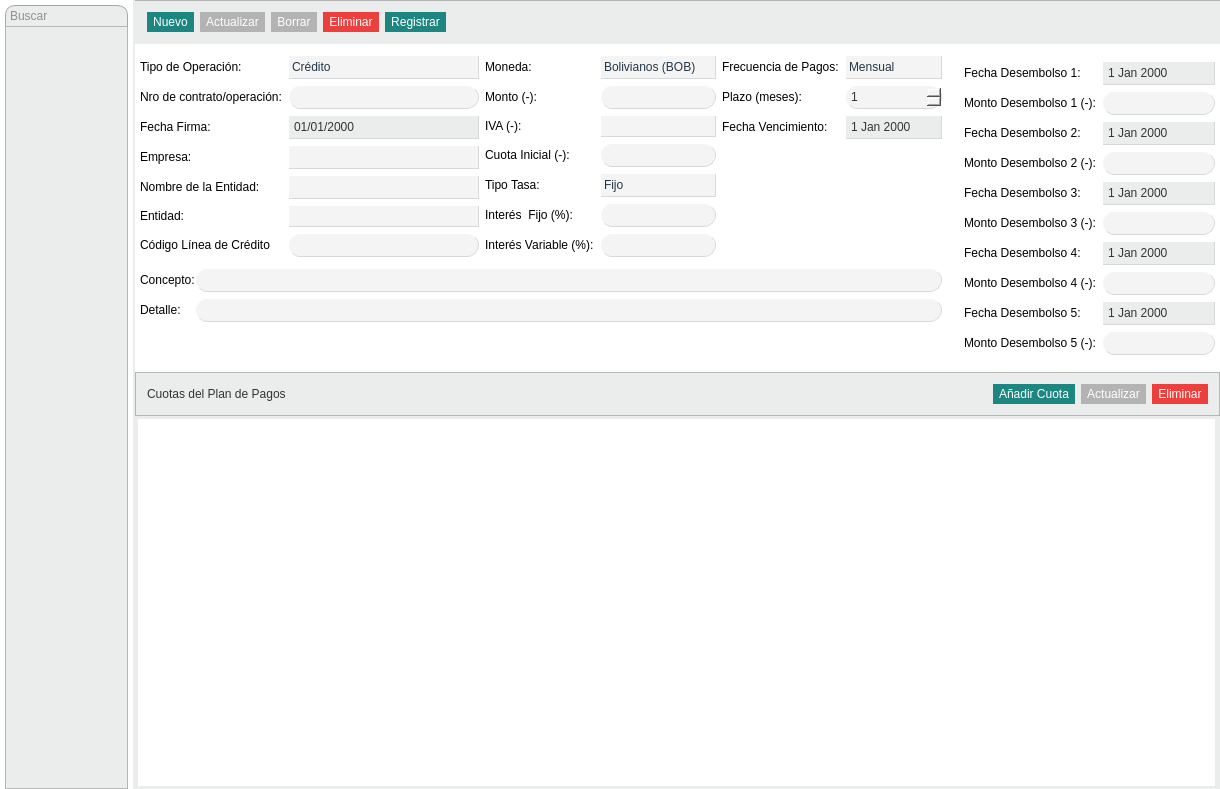
Old version of the form Finanzas/PlanDePagos.ui in the repository altitude-solutions/Finanzas.
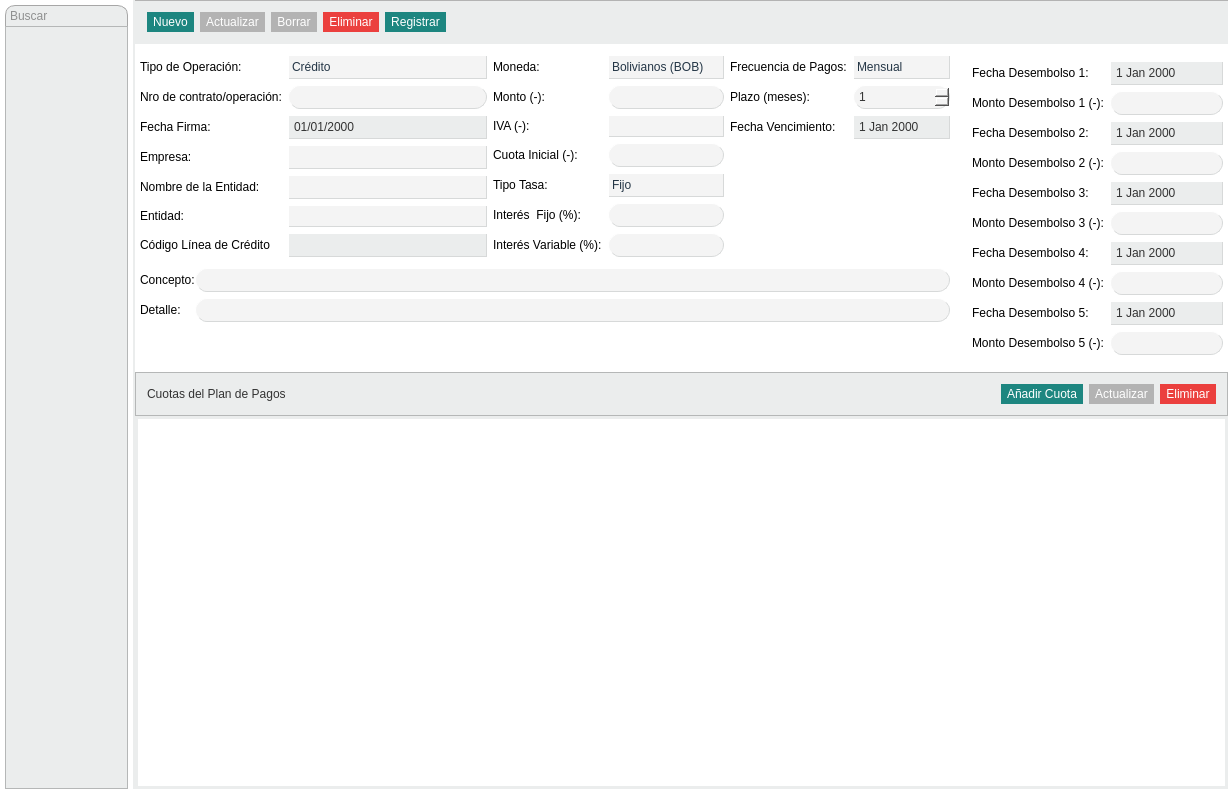
New version of the form. Icons and pictures are not drawn. Custom widgets are drawn as their Qt base class.

Patch:
```diff
--- a/Finanzas/PlanDePagos.ui
+++ b/Finanzas/PlanDePagos.ui
@@ -6,7 +6,7 @@
    <rect>
     <x>0</x>
     <y>0</y>
-    <width>1220</width>
+    <width>1228</width>
     <height>789</height>
    </rect>
   </property>
@@ -445,6 +445,7 @@
 	border-width: 1px;
 	font: 10pt &quot;MS Shell Dlg 2&quot;;
 	padding-left: 3px;
+	padding-right: 8px;
 	padding-top: 3px;
 	padding-bottom: 3px;
 	color:#243646;
@@ -699,38 +700,6 @@
                     </property>
                    </widget>
                   </item>
-                  <item row="6" column="1">
-                   <widget class="QLineEdit" name="lineaDeCredito">
-                    <property name="enabled">
-                     <bool>false</bool>
-                    </property>
-                    <property name="styleSheet">
-                     <string notr="true">QLineEdit {
-	background-color: #ebeded;
-	border-style: outset;
-	border-radius: 12px;
-	border-color: #d7d9d9;
-	border-width: 1px;
-	font: 10pt &quot;MS Shell Dlg 2&quot;;
-	color: #333333;
-	min-width: 8em;
-	padding: 3px;
-}
-
-QLineEdit::hover,
-QLineEdit::focus {
-	background-color: #b5b5b5;
-	border-color: #a7a7a7;
-}
-
-
-QLineEdit::disabled {
-	background-color: #f4f4f4;
-}
-</string>
-                    </property>
-                   </widget>
-                  </item>
                   <item row="3" column="0">
                    <widget class="QLabel" name="label_11">
                     <property name="text">
@@ -873,6 +842,49 @@
                     </property>
                    </widget>
                   </item>
+                  <item row="6" column="1">
+                   <widget class="QComboBox" name="lineaDeCredito">
+                    <property name="styleSheet">
+                     <string notr="true">QComboBox {
+	background-color:#ebeded;
+	border-style: outset;
+	border-radius: 13px;
+	border-color: #d7d9d9;
+	border-width: 1px;
+	font: 10pt &quot;MS Shell Dlg 2&quot;;
+	padding-left: 3px;
+	padding-top: 3px;
+	padding-bottom: 3px;
+	color:#243646;
+}
+
+QComboBox::hover,
+QComboBox::focus {
+	background-color: #b5b5b5;
+	border-color: #a7a7a7;
+}
+
+
+QComboBox::drop-down  {
+    border: 0px; /* This seems to replace the whole arrow of the combo box */
+}
+
+
+QComboBox::down-arrow {
+    image: url(:/Resources/img/dropdown.png);
+    width: 24px;
+    height: 24px;
+	margin-right: 6px;
+}
+
+QComboBox::disabled {
+	background-color: #f4f4f4;
+}
+
+</string>
+                    </property>
+                   </widget>
+                  </item>
                  </layout>
                 </item>
                 <item>
@@ -2743,13 +2755,60 @@
                <property name="styleSheet">
                 <string notr="true">QTableWidget {
 	background-color: white;
-	border-top: 2.5px solid #ebeded;
-	border-bottom: 2.5px solid #ebeded;
-	border-right: 4.5px solid #ebeded;
-	border-left: 2.5px solid #ebeded;
-	gridline-color: #B3B3B3;
+	border-top: 2.5px solid #EBEDED;
+	border-bottom: 2.5px solid #EBEDED;
+	border-right: 2.5px solid #EBEDED;
+	border-left: 2.5px solid #EBEDED;
+	gridline-color: #a7a7a7;
 	font: 9pt &quot;MS Shell Dlg 2&quot;;
-}</string>
+}
+
+
+QHeaderView::section {
+	border-top: 1px solid #a7a7a7;
+	border-left: 0px solid #a7a7a7;
+	border-right: 1px solid #a7a7a7;
+	border-bottom: 1px solid #a7a7a7;
+}
+
+
+
+
+/* Scroll bar stylesheet */
+QScrollBar:vertical {
+	border: 0px solid #a7a7a7;
+	background: #b7b7b7;
+	width:16px;
+	margin: 0px 0px 0px 0px;
+	border-radius: 8px;
+}
+QScrollBar::handle:vertical {
+	background: qlineargradient(x1:0, y1:0, x2:1, y2:0,
+	stop: 0 rgb(16, 148, 145), stop: 0.5 rgb(29, 134, 128), stop:1 rgb(16, 148, 145));
+	min-height: 0px;
+	border-radius: 7px;
+}
+QScrollBar::add-line:vertical {
+	background: qlineargradient(x1:0, y1:0, x2:1, y2:0,
+	stop: 0 rgb(167, 167, 167), stop: 0.5 rgb(255, 255, 255), stop:1 rgb(167, 167, 167));
+	height: 16px;
+	subcontrol-position: bottom;
+	subcontrol-origin: margin;
+	border-radius: 8px;
+}
+QScrollBar::sub-line:vertical {
+	background: qlineargradient(x1:0, y1:0, x2:1, y2:0,
+	stop: 0 rgb(167, 167, 167), stop: 0.5 rgb(255, 255, 255), stop:1 rgb(167, 167, 167));
+	height: 16 px;
+	subcontrol-position: top;
+	subcontrol-origin: margin;
+	border-radius: 8px;
+}
+
+QScrollBar::handle::hover {
+	background-color: #109491;
+}
+</string>
                </property>
                <property name="rowCount">
                 <number>0</number>
```
